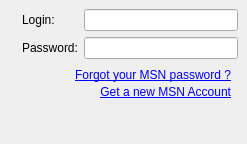
This is wengophone/src/presentation/qt/imaccount/MSNSettings.ui in tkrotoff/WengoPhone as Qt 5 draws it before an edit. The edited form follows.
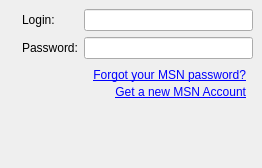
This is the edited form. Icons and pictures are not drawn.

The edit to the form file:
```diff
--- a/wengophone/src/presentation/qt/imaccount/MSNSettings.ui
+++ b/wengophone/src/presentation/qt/imaccount/MSNSettings.ui
@@ -8,8 +8,8 @@
    <rect>
     <x>0</x>
     <y>0</y>
-    <width>247</width>
-    <height>144</height>
+    <width>262</width>
+    <height>168</height>
    </rect>
   </property>
   <property name="windowTitle" >
@@ -22,46 +22,18 @@
    <property name="spacing" >
     <number>6</number>
    </property>
-   <item row="0" column="1" >
-    <layout class="QGridLayout" >
-     <property name="margin" >
-      <number>0</number>
+   <item row="2" column="1" >
+    <spacer>
+     <property name="orientation" >
+      <enum>Qt::Vertical</enum>
      </property>
-     <property name="spacing" >
-      <number>6</number>
+     <property name="sizeHint" >
+      <size>
+       <width>20</width>
+       <height>40</height>
+      </size>
      </property>
-     <item row="1" column="0" >
-      <widget class="QLabel" name="passwordLabel" >
-       <property name="text" >
-        <string>Password:</string>
-       </property>
-      </widget>
-     </item>
-     <item row="1" column="1" >
-      <widget class="QLineEdit" name="passwordLineEdit" >
-       <property name="echoMode" >
-        <enum>QLineEdit::Password</enum>
-       </property>
-      </widget>
-     </item>
-     <item row="0" column="1" >
-      <widget class="QLineEdit" name="loginLineEdit" />
-     </item>
-     <item row="0" column="0" >
-      <widget class="QLabel" name="loginLabel" >
-       <property name="text" >
-        <string>Login:</string>
-       </property>
-      </widget>
-     </item>
-    </layout>
-   </item>
-   <item row="0" column="0" >
-    <widget class="QLabel" name="label" >
-     <property name="pixmap" >
-      <pixmap resource="../wengophone.qrc" >:/pics/protocols/msn.png</pixmap>
-     </property>
-    </widget>
+    </spacer>
    </item>
    <item row="1" column="1" >
     <layout class="QGridLayout" >
@@ -77,7 +49,7 @@
         <cursor>13</cursor>
        </property>
        <property name="text" >
-        <string>&lt;span style=" text-decoration: underline; color:#0000ff;">Forgot your MSN password ?&lt;/span></string>
+        <string>&lt;span style=" text-decoration: underline; color:#0000ff;">Forgot your MSN password?&lt;/span></string>
        </property>
        <property name="textFormat" >
         <enum>Qt::AutoText</enum>
@@ -125,18 +97,46 @@
      </item>
     </layout>
    </item>
-   <item row="2" column="1" >
-    <spacer>
-     <property name="orientation" >
-      <enum>Qt::Vertical</enum>
+   <item row="0" column="0" >
+    <widget class="QLabel" name="label" >
+     <property name="pixmap" >
+      <pixmap resource="../wengophone.qrc" >:/pics/protocols/msn.png</pixmap>
      </property>
-     <property name="sizeHint" >
-      <size>
-       <width>20</width>
-       <height>40</height>
-      </size>
+    </widget>
+   </item>
+   <item row="0" column="1" >
+    <layout class="QGridLayout" >
+     <property name="margin" >
+      <number>0</number>
      </property>
-    </spacer>
+     <property name="spacing" >
+      <number>6</number>
+     </property>
+     <item row="1" column="0" >
+      <widget class="QLabel" name="passwordLabel" >
+       <property name="text" >
+        <string>Password:</string>
+       </property>
+      </widget>
+     </item>
+     <item row="1" column="1" >
+      <widget class="QLineEdit" name="passwordLineEdit" >
+       <property name="echoMode" >
+        <enum>QLineEdit::Password</enum>
+       </property>
+      </widget>
+     </item>
+     <item row="0" column="1" >
+      <widget class="QLineEdit" name="loginLineEdit" />
+     </item>
+     <item row="0" column="0" >
+      <widget class="QLabel" name="loginLabel" >
+       <property name="text" >
+        <string>Login:</string>
+       </property>
+      </widget>
+     </item>
+    </layout>
    </item>
   </layout>
  </widget>
```
